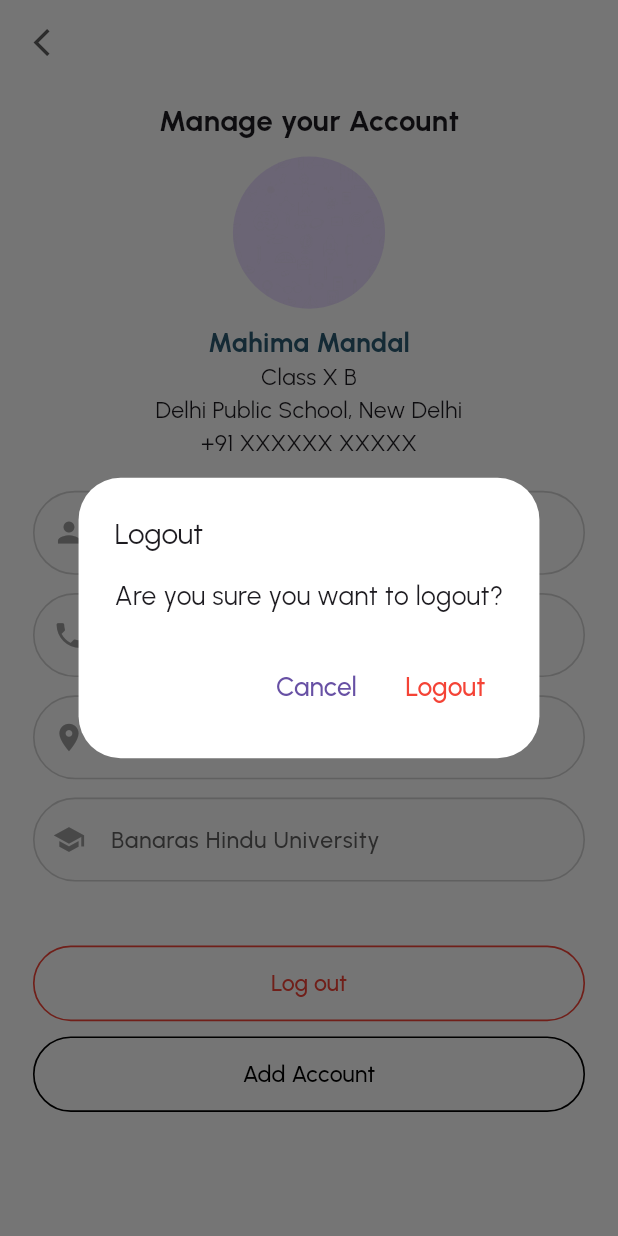
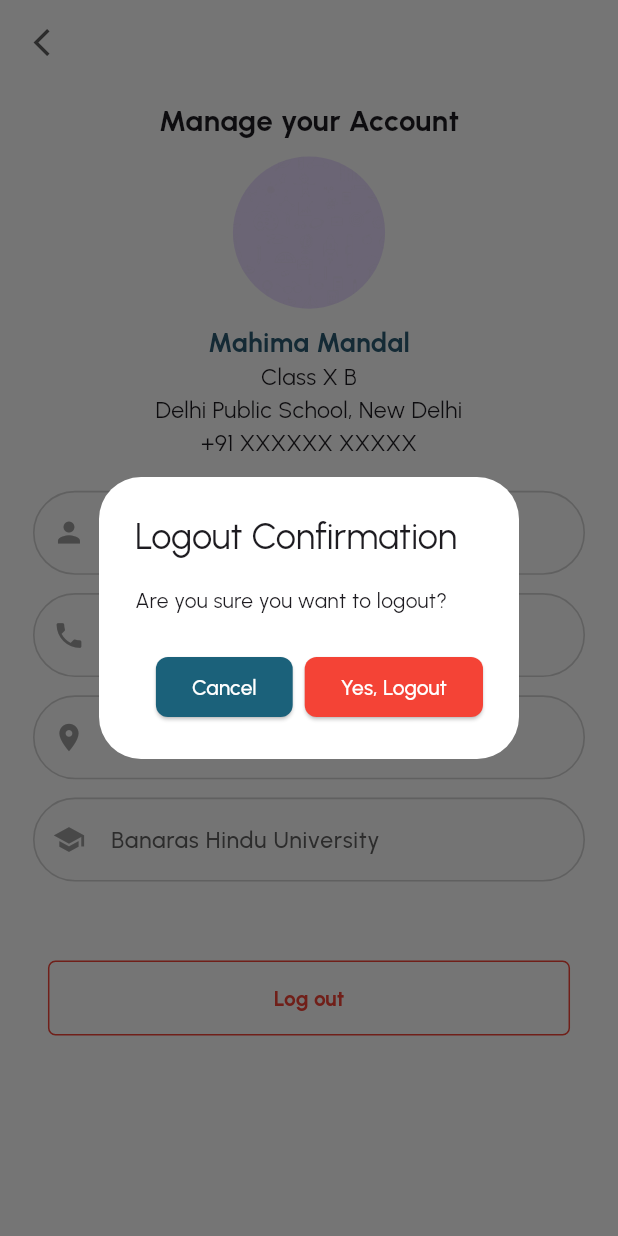
Before and after one commit to SaloniNaik15/uthix_app, a Flutter app: the StudentManageAccount screen opened directly, after a tap on "Log out", on a phone screen of 412 x 824 dp. Run offline on Flutter 3.47's test engine with Material 3 defaults, Android fonts, the phone set to English and light mode, and no system bars; our stand-ins replace cached_network_image, dio, file_picker, fl_chart, flutter_image_compress, flutter_screenutil and 5 more; missing offline and left inert: razorpay_flutter; accounts and stored records are empty.

Commit message:
logout and navigation

```diff
--- /dev/null
+++ b/lib/Logout.dart
@@ -0,0 +1,56 @@
+
+import 'package:flutter/material.dart';
+import 'package:shared_preferences/shared_preferences.dart';
+import 'package:uthix_app/view/login/email_id.dart';
+
+Future<void> logoutUser(BuildContext context) async {
+  showDialog(
+    context: context,
+    builder: (BuildContext context) {
+      return AlertDialog(
+        alignment: Alignment.center,
+        backgroundColor: Colors.white,
+        title: Text("Logout Confirmation"),
+        content: Text("Are you sure you want to logout?"),
+        actions: [
+          ElevatedButton(
+            style: ElevatedButton.styleFrom(
+              backgroundColor: Color(0xFF1B617A), // Background color
+              foregroundColor: Colors.white,     // Text color
+              shape: RoundedRectangleBorder(
+                borderRadius: BorderRadius.circular(8),
+              ),
+            ),
+            child: Text("Cancel"),
+            onPressed: () {
+              Navigator.of(context).pop(); // Close the dialog
+            },
+          ),
+          ElevatedButton(
+            style: ElevatedButton.styleFrom(
+              backgroundColor: Colors.red, // Background color
+              foregroundColor: Colors.white,     // Text color
+              shape: RoundedRectangleBorder(
+                borderRadius: BorderRadius.circular(8),
+              ),
+            ),
+            child: Text("Yes, Logout"),
+
+            onPressed: () async {
+              Navigator.of(context).pop(); // Close the dialog first
+
+              SharedPreferences prefs = await SharedPreferences.getInstance();
+              await prefs.remove('auth_token');
+              await prefs.remove('user_role');
+
+              Navigator.pushReplacement(
+                context,
+                MaterialPageRoute(builder: (context) => EmailId()),
+              );
+            },
+          ),
+        ],
+      );
+    },
+  );
+}
--- a/lib/main.dart
+++ b/lib/main.dart
@@ -19,7 +19,7 @@ class MainApp extends StatelessWidget {
   @override
   Widget build(BuildContext context) {
     return ScreenUtilInit(
-      designSize: const Size(375, 812),
+      designSize: const Size(375, 780),
       minTextAdapt: true,
       builder: (context, child) {
         return MaterialApp(
--- a/lib/view/Student_Pages/Student Account Details/Student_ManageAccount.dart
+++ b/lib/view/Student_Pages/Student Account Details/Student_ManageAccount.dart
@@ -1,7 +1,7 @@
 import 'dart:developer';
 import 'package:flutter/material.dart';
 import 'package:shared_preferences/shared_preferences.dart';
-import 'package:http/http.dart' as http;
+import '../../../Logout.dart';
 import '../../login/start_login.dart';
 import 'package:flutter_screenutil/flutter_screenutil.dart';
 
@@ -34,92 +34,6 @@ class _StudentManageAccountState extends State<StudentManageAccount> {
       accessLoginToken = token;
     });
   }
-
-  Future<void> logoutUser() async {
-    final url = Uri.parse("https://admin.uthix.com/api/logout");
-
-    try {
-      final prefs = await SharedPreferences.getInstance();
-
-      final response = await http.post(
-        url,
-        headers: {
-          "Authorization": "Bearer $accessLoginToken",
-          "Content-Type": "application/json",
-        },
-      );
-
-      if (response.statusCode == 200) {
-        log("Logout successful");
-
-        // Clear shared preferences
-        await prefs.clear();
-        log("SharedPreferences cleared successfully");
-
-        // Ensure widget is still mounted before navigating
-        if (!context.mounted) return;
-
-        // Navigate to StartLogin screen
-        Navigator.pushReplacement(
-          context,
-          MaterialPageRoute(builder: (context) => StartLogin()),
-        );
-      } else {
-        log("Logout failed: ${response.body}");
-      }
-    } catch (e) {
-      log("Error logging out: $e");
-    }
-  }
-
-  // Logout Confirmation Dialog
-  void showLogoutDialog(BuildContext context) {
-    showDialog(
-      context: context,
-      builder: (BuildContext dialogContext) {
-        return AlertDialog(
-          backgroundColor: Colors.white,
-          title: Text(
-            "Logout",
-            style: TextStyle(fontSize: 18.sp),
-          ),
-          content: Text(
-            "Are you sure you want to logout?",
-            style: TextStyle(fontSize: 16.sp),
-          ),
-          actions: [
-            TextButton(
-              onPressed: () {
-                Navigator.of(dialogContext).pop(); // Close dialog
-              },
-              child: Text(
-                "Cancel",
-                style: TextStyle(fontSize: 16.sp),
-              ),
-            ),
-            TextButton(
-              onPressed: () async {
-                Navigator.of(dialogContext).pop(); // Close dialog
-
-                // Clear token and logout
-                SharedPreferences prefs = await SharedPreferences.getInstance();
-                await prefs.clear();
-                log("SharedPreferences cleared successfully");
-
-                // Call the logout function to handle API logout
-                logoutUser();
-              },
-              child: Text(
-                "Logout",
-                style: TextStyle(fontSize: 16.sp, color: Colors.red),
-              ),
-            ),
-          ],
-        );
-      },
-    );
-  }
-
   @override
   Widget build(BuildContext context) {
     return Scaffold(
@@ -187,54 +101,31 @@ class _StudentManageAccountState extends State<StudentManageAccount> {
               SizedBox(height: 30.h),
 
               // Logout Button with Popup
-              Row(
-                children: [
-                  Expanded(
-                    child: OutlinedButton(
-                      onPressed: () {
-                        showLogoutDialog(context); // Show confirmation popup
-                      },
-                      style: OutlinedButton.styleFrom(
-                        side: BorderSide(
-                          color: Colors.red,
-                          width: 1.w,
-                        ),
-                        padding: EdgeInsets.symmetric(vertical: 14.h),
-                      ),
-                      child: Text(
-                        "Log out",
-                        style: TextStyle(
-                          color: Colors.red,
-                          fontSize: 14.sp,
-                        ),
+              Padding(
+                padding: const EdgeInsets.all(10),
+                child: SizedBox(
+                  height: 50,
+                  width: MediaQuery.sizeOf(context).width,
+                  child: OutlinedButton(
+                    style: OutlinedButton.styleFrom(
+                      side: const BorderSide(color: Colors.red, width: 1),
+                      shape: RoundedRectangleBorder(
+                        borderRadius: BorderRadius.circular(5),
                       ),
                     ),
-                  ),
-                ],
-              ),
-              SizedBox(height: 10.h),
-              Row(
-                children: [
-                  Expanded(
-                    child: OutlinedButton(
-                      onPressed: () {},
-                      style: OutlinedButton.styleFrom(
-                        side: BorderSide(
-                          color: Colors.black, width: 1.w,),
-                        padding: EdgeInsets.symmetric(vertical: 14.h),
-                      ),
-                      child: Text(
-                        "Add Account",
-                        style: TextStyle(
-                          color: Colors.black,
-                          fontSize: 14.sp,
-                        ),
-                      ),
+                    onPressed: () {
+                      logoutUser(context);
+                    },
+                    child: const Text(
+                      "Log out",
+                      style: TextStyle(
+                          color: Colors.red,
+                          fontFamily: "Urbanist",
+                          fontWeight: FontWeight.bold),
                     ),
                   ),
-                ],
+                ),
               ),
-
             ],
           ),
         ),
```
Also changed, not shown: lib/view/Student_Pages/Student Account Details/Student_AccountPage.dart (+1 -12 lines), lib/view/instructor_dashboard/Dashboard/instructor_dashboard.dart (+20 -19 lines), lib/view/instructor_dashboard/Profile/profile_account.dart (+13 -24 lines), lib/view/login/email_id.dart (+31 -15 lines), 4 other files.
